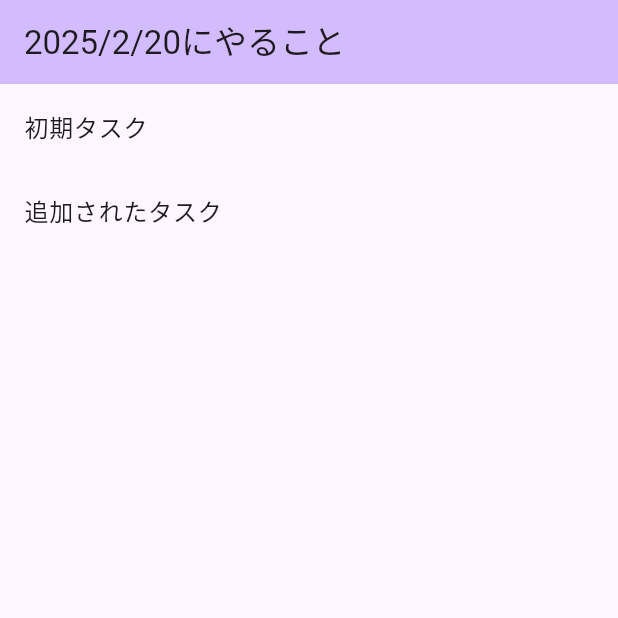
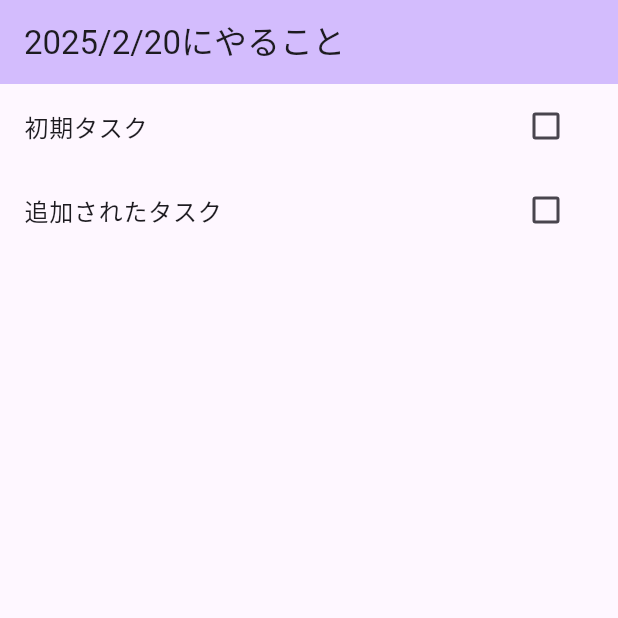
Before and after one commit to yutori-develop/simple_todo, a Flutter app: the screen it shows after launch, after a tap on the "add" icon, on a phone screen of 412 x 824 dp, the top half of it. Run offline on Flutter 3.47's test engine with Material 3 defaults, Android fonts, the light colour scheme and no system bars; our stand-ins replace flutter_riverpod, flutter_svg, freezed_annotation, go_router, riverpod_annotation, vector_graphics; generated files the repository leaves out were written again.

Commit message:
各タスクにチェックボックスを付与

```diff
--- a/lib/views/home_view.dart
+++ b/lib/views/home_view.dart
@@ -17,13 +17,24 @@ class HomeView extends ConsumerWidget {
         title: Text('${DateFormat.yMd().format(DateTime.now())}にやること'),
         backgroundColor: Theme.of(context).colorScheme.inversePrimary,
       ),
-      body: ListView.builder(
-        itemBuilder: ((context, index) {
-          return ListTile(
-            title: Text(todos[index].taskName),
-          );
-        }),
-        itemCount: todos.length,
+      body: Expanded(
+        child: ListView.builder(
+          itemBuilder: ((context, index) {
+            final todo = todos[index];
+
+            return ListTile(
+              title: Text(todo.taskName),
+              trailing: Checkbox(
+                  value: todo.isCompleted,
+                  onChanged: (newValue) {
+                    ref
+                        .read(todosViewModelProvider.notifier)
+                        .toggleStatus(todo.id, newValue ?? false);
+                  }),
+            );
+          }),
+          itemCount: todos.length,
+        ),
       ),
       floatingActionButton: FloatingActionButton(
         onPressed: () {
```
Also changed, not shown: lib/view_models/todos_view_model.dart (+7 -0 lines).
